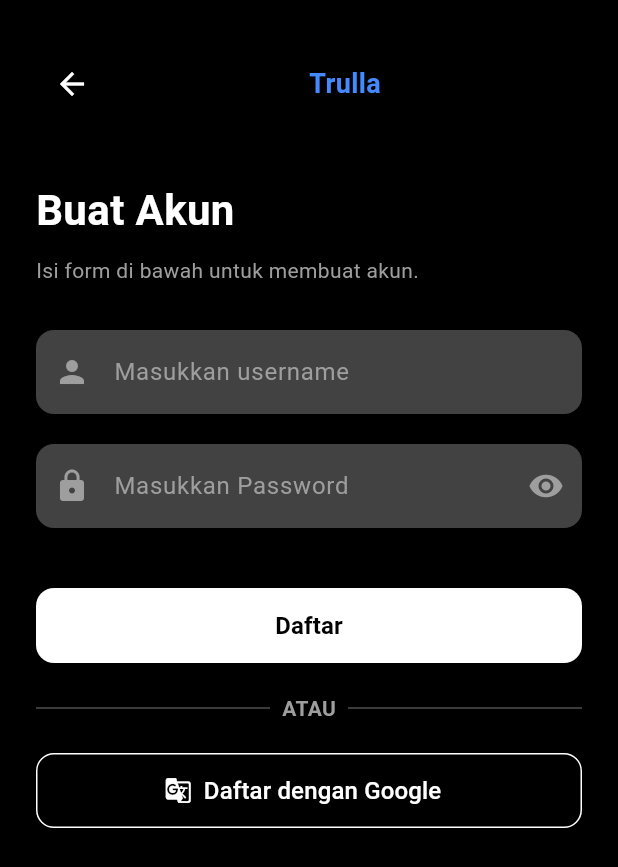
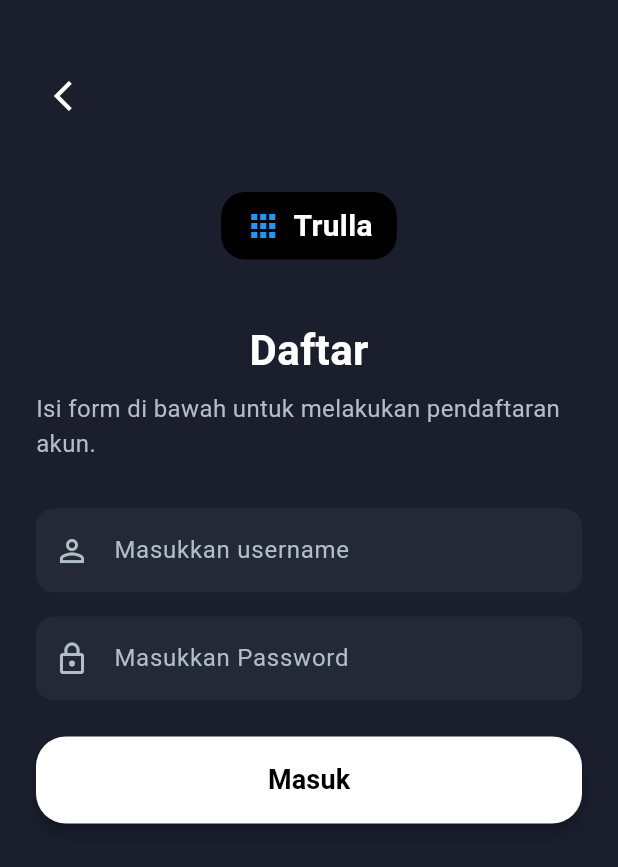
Before and after one commit to zx12zx13/trulla, a Flutter app: the SignUpPage screen opened directly, on a phone screen of 412 x 824 dp. Shown: the top 867 px of the screen. Run offline on Flutter 3.47's test engine with Material 3 defaults, Android fonts, the phone set to English and light mode, and no system bars; our stand-ins replace circle_nav_bar.

Commit message:
Update register

```diff
--- a/lib/pages/register.dart
+++ b/lib/pages/register.dart
@@ -1,161 +1,117 @@
 import 'package:flutter/material.dart';
+import 'welcome_page.dart';
 
 class SignUpPage extends StatelessWidget {
-  const SignUpPage({Key? key}) : super(key: key);
+  final Color primaryColor = const Color(0xFF2196F3);
+  final Color backgroundColor = const Color(0xFF1A1E2D);
+  final Color surfaceColor = const Color(0xFF242938);
+  final Color textColor = const Color(0xFFFFFFFF);
+  final Color secondaryTextColor = const Color(0xFFB0BEC5);
+
+  SignUpPage({super.key});
 
   @override
   Widget build(BuildContext context) {
     return Scaffold(
-      backgroundColor: Colors.black,
+      backgroundColor: backgroundColor,
       body: SafeArea(
         child: SingleChildScrollView(
           child: Padding(
-            padding: const EdgeInsets.symmetric(horizontal: 24, vertical: 12),
+            padding: const EdgeInsets.symmetric(horizontal: 24, vertical: 40),
             child: Column(
               crossAxisAlignment: CrossAxisAlignment.start,
               children: [
-                const SizedBox(height: 20),
-                // Header dengan ikon back dan logo
-                Row(
-                  mainAxisAlignment: MainAxisAlignment.start,
+                IconButton(
+                  icon: Icon(Icons.arrow_back_ios, color: textColor),
+                  onPressed: () => Navigator.pop(context),
+                ),
+                const SizedBox(height: 40),
+                Center(
+                  child: Column(
                     children: [
-                    IconButton(
-                      onPressed: () {
-                        Navigator.pop(context);
-                      },
-                      icon: const Icon(Icons.arrow_back, color: Colors.white),
-                    ),
-                    const Spacer(),
                       Container(
                         padding: const EdgeInsets.symmetric(
                             horizontal: 16, vertical: 8),
                         decoration: BoxDecoration(
                           color: Colors.black,
-                        borderRadius: BorderRadius.circular(20),
-                        boxShadow: const [
-                          BoxShadow(
-                              color: Colors.black54,
-                              offset: Offset(0, 2),
-                              blurRadius: 6)
+                          borderRadius: BorderRadius.circular(16),
+                        ),
+                        child: Row(
+                          mainAxisSize: MainAxisSize.min,
+                          children: [
+                            Icon(Icons.apps_rounded,
+                                color: primaryColor, size: 24),
+                            const SizedBox(width: 8),
+                            Text(
+                              'Trulla',
+                              style: TextStyle(
+                                color: textColor,
+                                fontSize: 20,
+                                fontWeight: FontWeight.bold,
+                              ),
+                            ),
                           ],
                         ),
+                      ),
+                      const SizedBox(height: 40),
+                      Text(
+                        'Daftar',
+                        style: TextStyle(
+                          fontSize: 28,
+                          fontWeight: FontWeight.bold,
+                          color: textColor,
+                        ),
+                      ),
+                      const SizedBox(height: 8),
+                      Text(
+                        'Isi form di bawah untuk melakukan pendaftaran akun.',
+                        style: TextStyle(
+                          color: secondaryTextColor,
+                          fontSize: 16,
+                        ),
+                      ),
+                    ],
+                  ),
+                ),
+                const SizedBox(height: 32),
+                _buildTextField(
+                  icon: Icons.person_outline,
+                  hint: 'Masukkan username',
+                ),
+                const SizedBox(height: 16),
+                _buildTextField(
+                  icon: Icons.lock_outline,
+                  hint: 'Masukkan Password',
+                  isPassword: true,
+                ),
+                const SizedBox(height: 24),
+                ElevatedButton(
+                  style: ElevatedButton.styleFrom(
+                    backgroundColor: Colors.white,
+                    foregroundColor: Colors.black,
+                    padding: const EdgeInsets.symmetric(vertical: 16),
+                    minimumSize: const Size(double.infinity, 54),
+                    shape: RoundedRectangleBorder(
+                      borderRadius: BorderRadius.circular(20),
+                    ),
+                    elevation: 4,
+                  ),
+                  onPressed: () {
+                    Navigator.pushReplacement(
+                      context,
+                      MaterialPageRoute(builder: (context) => WelcomePage()),
+                    );
+                  },
                   child: const Text(
-                        'Trulla',
+                    'Masuk',
                     style: TextStyle(
-                          color: Colors.blueAccent,
                       fontSize: 18,
                       fontWeight: FontWeight.bold,
                     ),
                   ),
                 ),
-                    const Spacer(),
-                  ],
-                ),
-                const SizedBox(height: 40),
-                // Judul Halaman
-                const Text(
-                  'Buat Akun',
-                  style: TextStyle(
-                      color: Colors.white,
-                      fontSize: 28,
-                      fontWeight: FontWeight.bold),
-                ),
-                const SizedBox(height: 10),
-                const Text(
-                  'Isi form di bawah untuk membuat akun.',
-                  style: TextStyle(
-                    color: Colors.grey,
-                    fontSize: 14,
-                  ),
-                ),
-                const SizedBox(height: 30),
-                // Input Field Username
-                const InputField(
-                  hintText: 'Masukkan username',
-                  icon: Icons.person,
-                  isPassword: false,
-                ),
-                const SizedBox(height: 20),
-                // Input Field Password
-                const InputField(
-                  hintText: 'Masukkan Password',
-                  icon: Icons.lock,
-                  isPassword: true,
-                ),
-                const SizedBox(height: 40),
-                // Tombol Daftar
-                SizedBox(
-                  width: double.infinity,
-                  height: 50,
-                  child: ElevatedButton(
-                    style: ElevatedButton.styleFrom(
-                      backgroundColor: Colors.white,
-                      shape: RoundedRectangleBorder(
-                        borderRadius: BorderRadius.circular(12),
-                      ),
-                    ),
-                    onPressed: () {},
-                    child: const Text(
-                      'Daftar',
-                      style: TextStyle(
-                        color: Colors.black,
-                        fontSize: 16,
-                        fontWeight: FontWeight.bold,
-                      ),
-                    ),
-                  ),
-                ),
-                const SizedBox(height: 20),
-                // Garis Pembatas ATAU
-                const Row(
-                  mainAxisAlignment: MainAxisAlignment.center,
-                  children: [
-                    Expanded(
-                        child: Divider(
-                      color: Colors.grey,
-                      thickness: 0.5,
-                    )),
-                    Padding(
-                      padding: EdgeInsets.symmetric(horizontal: 8.0),
-                      child: Text(
-                        'ATAU',
-                        style: TextStyle(
-                          color: Colors.grey,
-                          fontWeight: FontWeight.bold,
-                        ),
-                      ),
-                    ),
-                    Expanded(
-                        child: Divider(
-                      color: Colors.grey,
-                      thickness: 0.5,
-                    )),
-                  ],
-                ),
-                const SizedBox(height: 20),
-                // Tombol Daftar dengan Google
-                SizedBox(
-                  width: double.infinity,
-                  height: 50,
-                  child: OutlinedButton.icon(
-                    style: OutlinedButton.styleFrom(
-                      side: const BorderSide(color: Colors.white),
-                      shape: RoundedRectangleBorder(
-                        borderRadius: BorderRadius.circular(12),
-                      ),
-                    ),
-                    onPressed: () {},
-                    icon: const Icon(Icons.g_translate, color: Colors.white),
-                    label: const Text(
-                      'Daftar dengan Google',
-                      style: TextStyle(
-                        color: Colors.white,
-                        fontSize: 16,
-                      ),
-                    ),
-                  ),
-                ),
-                const SizedBox(height: 20),
+                const SizedBox(height: 24),
+                const SizedBox(height: 24),
               ],
             ),
           ),
@@ -163,37 +119,30 @@ class SignUpPage extends StatelessWidget {
       ),
     );
   }
-}
 
-class InputField extends StatelessWidget {
-  final String hintText;
-  final IconData icon;
-  final bool isPassword;
-
-  const InputField({
-    Key? key,
-    required this.hintText,
-    required this.icon,
-    this.isPassword = false,
-  }) : super(key: key);
-
-  @override
-  Widget build(BuildContext context) {
-    return TextField(
+  Widget _buildTextField({
+    required IconData icon,
+    required String hint,
+    bool isPassword = false,
+  }) {
+    return Container(
+      decoration: BoxDecoration(
+        color: surfaceColor,
+        borderRadius: BorderRadius.circular(12),
+      ),
+      child: TextField(
         obscureText: isPassword,
-      style: const TextStyle(color: Colors.white),
+        style: TextStyle(color: textColor),
         decoration: InputDecoration(
-        hintText: hintText,
-        hintStyle: const TextStyle(color: Colors.grey),
-        filled: true,
-        fillColor: Colors.grey[800],
-        prefixIcon: Icon(icon, color: Colors.grey),
-        suffixIcon: isPassword
-            ? const Icon(Icons.visibility, color: Colors.grey)
-            : null,
+          prefixIcon: Icon(icon, color: secondaryTextColor),
+          hintText: hint,
+          hintStyle: TextStyle(color: secondaryTextColor),
           border: OutlineInputBorder(
-          borderRadius: BorderRadius.circular(12),
+            borderRadius: BorderRadius.circular(20),
             borderSide: BorderSide.none,
+          ),
+          contentPadding:
+              const EdgeInsets.symmetric(horizontal: 16, vertical: 16),
         ),
       ),
     );
```
Lines whose indentation alone changed are shown as unchanged.
